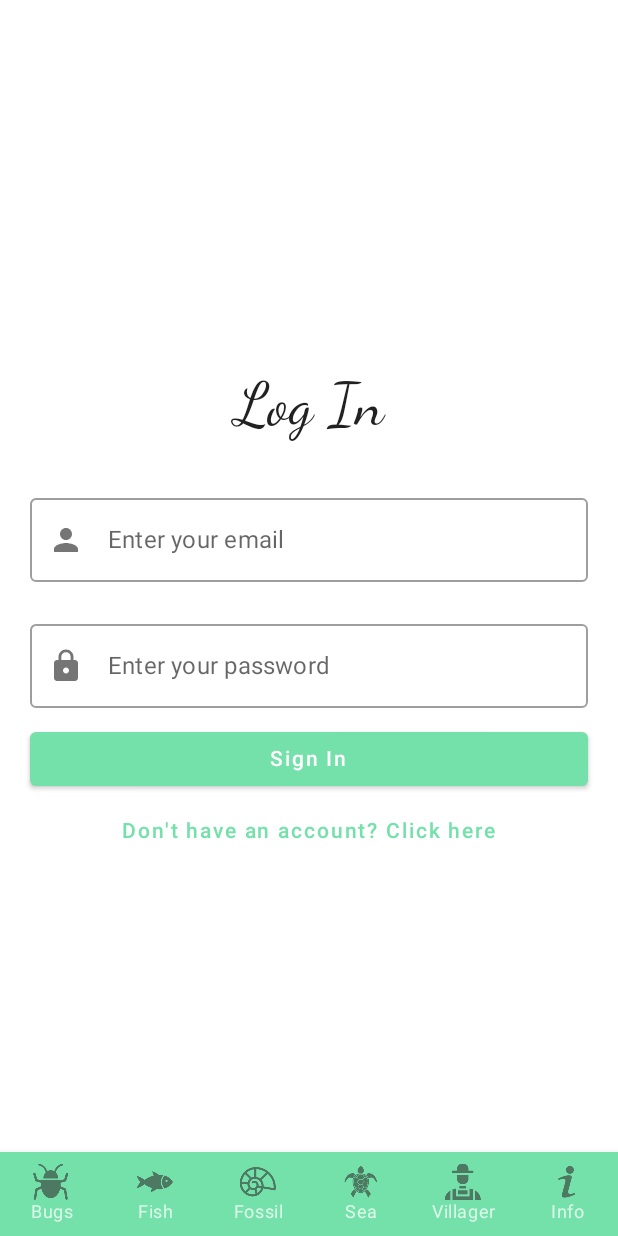
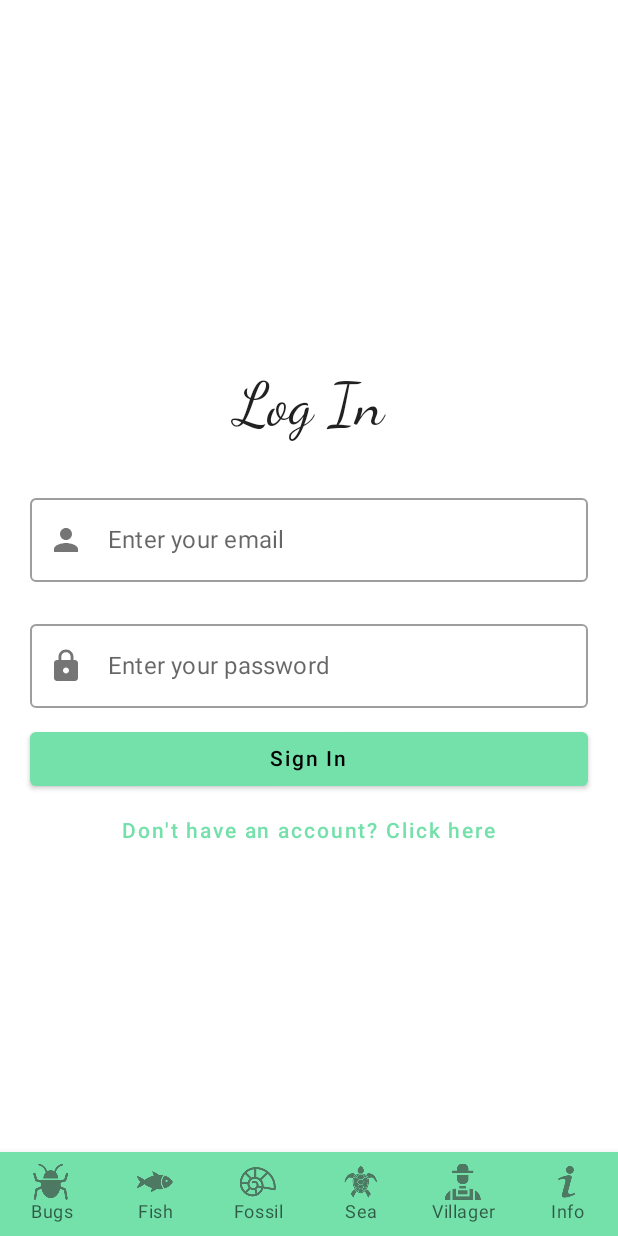
Before and after one commit to lufilipovic/AnimalCrossing-AndroidApp, an Android app built with Jetpack Compose: the screen it shows after launch (MainActivity), on a phone screen of 412 x 824 dp. Run offline under Robolectric (Android 15) with nearby library versions, the phone set to English and light mode, and no system bars; our stand-ins replace Firebase (no records; nobody signed in at launch, a user with empty details on screens opened directly).

Commit message:
colort added, heart button added

```diff
--- a/app/src/main/java/com/example/animal_crossing/ui/screens/BugsScreen.kt
+++ b/app/src/main/java/com/example/animal_crossing/ui/screens/BugsScreen.kt
@@ -11,6 +11,7 @@ import androidx.compose.material.*
 import androidx.compose.material.icons.Icons
 import androidx.compose.material.icons.filled.Search
 import androidx.compose.runtime.*
+import androidx.compose.runtime.saveable.rememberSaveable
 import androidx.compose.ui.Alignment
 import androidx.compose.ui.Modifier
 import androidx.compose.ui.graphics.Color
--- a/app/src/main/java/com/example/animal_crossing/ui/screens/DetailedBugScreen.kt
+++ b/app/src/main/java/com/example/animal_crossing/ui/screens/DetailedBugScreen.kt
@@ -1,10 +1,17 @@
 package com.example.animal_crossing.ui.screens
 
+import android.util.Log
 import androidx.compose.foundation.layout.*
 import androidx.compose.foundation.rememberScrollState
 import androidx.compose.foundation.verticalScroll
+import androidx.compose.material.Icon
+import androidx.compose.material.IconButton
 import androidx.compose.material.Surface
-import androidx.compose.runtime.Composable
+import androidx.compose.material.icons.Icons
+import androidx.compose.material.icons.filled.Favorite
+import androidx.compose.material.icons.outlined.FavoriteBorder
+import androidx.compose.runtime.*
+import androidx.compose.runtime.saveable.rememberSaveable
 import androidx.compose.ui.Alignment
 import androidx.compose.ui.Modifier
 import androidx.compose.ui.unit.Dp
@@ -16,6 +23,7 @@ import com.example.animal_crossing.ui.customComposables.Title
 
 @Composable
 fun DetailedBugScreen(vm: BugViewModel) {
+
     val scrollState = rememberScrollState()
     val bug = vm.selectedBug
 
@@ -40,9 +48,27 @@ private fun ProfileContent(
     vm: BugViewModel,
     containerHeight: Dp
 ) {
+    var likedItems by rememberSaveable { mutableStateOf(emptyList<String>()) }
     val bug = vm.selectedBug
     Column{
-        Title(bug.name)
+        Row {
+            Title(bug.name)
+            IconButton(
+                onClick = {
+                    if (!likedItems.contains(bug.name)) {
+                        likedItems = likedItems + bug.name
+                        Log.d("ProfileContent", "Liked items: $likedItems")
+                    }
+                },
+                modifier = Modifier.size(48.dp)
+            ) {
+                Icon(
+                    imageVector = if (likedItems.contains(bug.name)) Icons.Filled.Favorite else Icons.Outlined.FavoriteBorder,
+                    contentDescription = if (likedItems.contains(bug.name)) "Liked" else "Not liked"
+                )
+            }
+        }
+
         ProfileProperty(label = "Location", value = bug.location)
         ProfileProperty(label = "Months (Northern Hemisphere)", value = bug.north.months)
         ProfileProperty(label = "Months (Southern Hemisphere)", value = bug.south.months)
--- /dev/null
+++ b/app/src/main/java/com/example/animal_crossing/ui/screens/Favorites.kt
@@ -0,0 +1,4 @@
+package com.example.animal_crossing.ui.screens
+
+class Favorites {
+}
--- a/app/src/main/java/com/example/animal_crossing/ui/theme/Color.kt
+++ b/app/src/main/java/com/example/animal_crossing/ui/theme/Color.kt
@@ -2,7 +2,28 @@ package com.example.animal_crossing.ui.theme
 
 import androidx.compose.ui.graphics.Color
 
-val Purple200 = Color(190,232,147)
-val Purple500 = Color(116,224,170)
-val Purple700 = Color(219,191,158)
-val Teal200 = Color(0xFF03DAC5)
+//val Purple200 = Color(0, 0, 139)
+//val Purple500 = Color(116,224,170)
+//val Purple700 = Color(219,191,158)
+//val Teal200 = Color(0xFF03DAC5)
+
+sealed class ThemeColors(
+    val background: Color,
+    val surface: Color,
+    val primary: Color,
+    val text: Color
+){
+    object Night: ThemeColors(
+        background = Color(0XFF000000),
+        surface = Color(0XFF000000),
+        primary = Color(219,191,158),
+        text = Color(0XFFFFFFFFF)
+    )
+    object Day: ThemeColors(
+        background = Color(0XFFFFFFFFF),
+        surface = Color(0XFFFFFFFFF),
+        primary = Color(116,224,170),
+        text = Color(0XFF000000)
+
+    )
+}
--- a/app/src/main/java/com/example/animal_crossing/ui/theme/Theme.kt
+++ b/app/src/main/java/com/example/animal_crossing/ui/theme/Theme.kt
@@ -7,24 +7,18 @@ import androidx.compose.material.lightColors
 import androidx.compose.runtime.Composable
 
 private val DarkColorPalette = darkColors(
-    primary = Purple200,
-    primaryVariant = Purple700,
-    secondary = Teal200
+    primary = ThemeColors.Night.primary,
+    onPrimary = ThemeColors.Night.text,
+    surface = ThemeColors.Night.surface,
+    background = ThemeColors.Night.background,
 )
 
 private val LightColorPalette = lightColors(
-    primary = Purple500,
-    primaryVariant = Purple700,
-    secondary = Teal200
+    primary = ThemeColors.Day.primary,
+    onPrimary = ThemeColors.Day.text,
+    surface = ThemeColors.Day.surface,
+    background = ThemeColors.Day.background,
 
-    /* Other default colors to override
-    background = Color.White,
-    surface = Color.White,
-    onPrimary = Color.White,
-    onSecondary = Color.Black,
-    onBackground = Color.Black,
-    onSurface = Color.Black,
-    */
 )
 
 @Composable
@@ -39,9 +33,10 @@ fun AnimalCrossingTheme(
     }
 
     MaterialTheme(
-        colors = colors,
+        colors = if(darkTheme) DarkColorPalette else LightColorPalette,
         typography = Typography,
         shapes = Shapes,
         content = content
     )
+
 }
```
Also changed, not shown: app/src/main/java/com/example/animal_crossing/ui/screens/Login.kt (+8 -1 lines).
